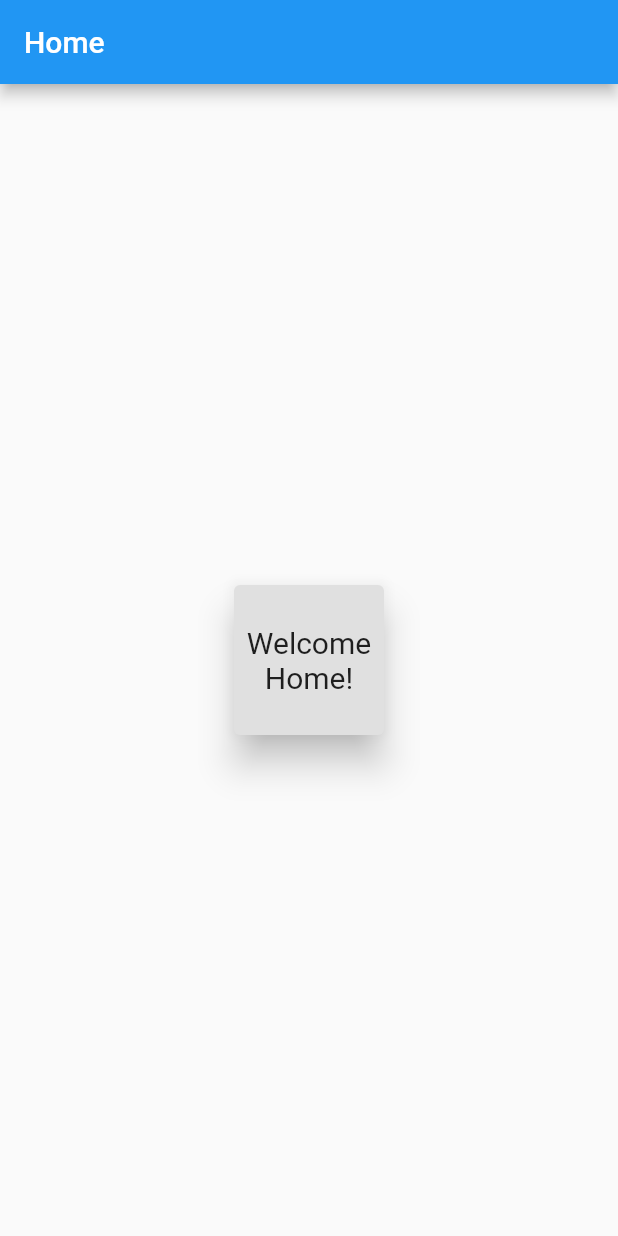
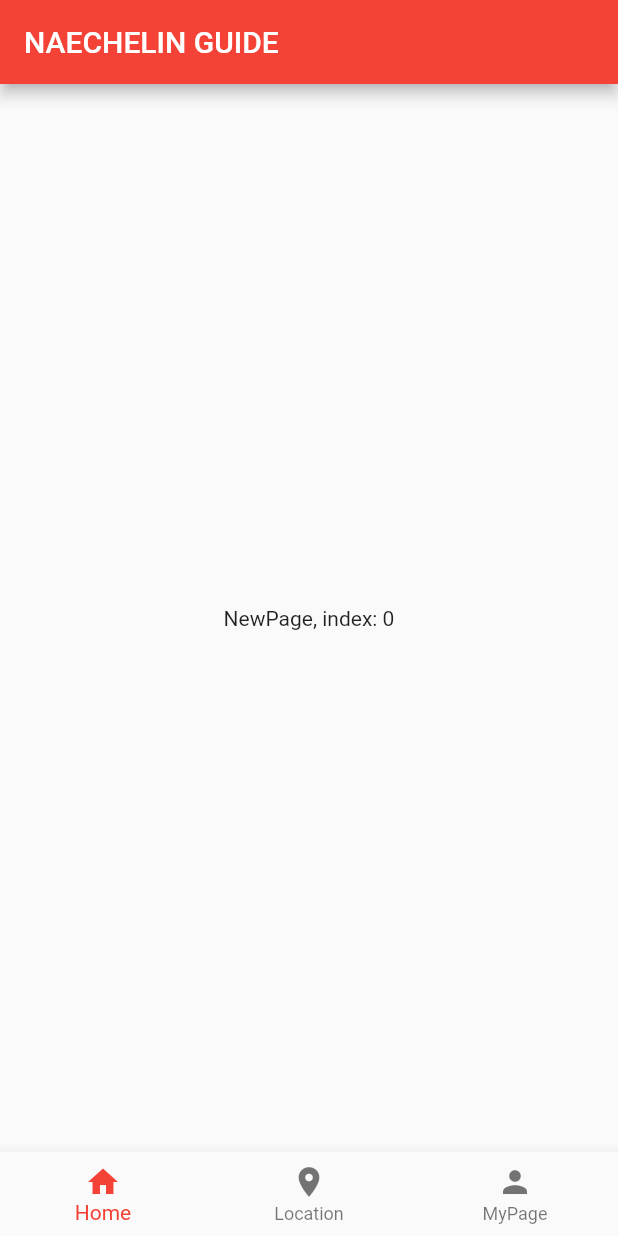
Before and after one commit to givethedog/flutter_naechelinguide_startup, a Flutter app: the screen it shows after launch, on a phone screen of 412 x 824 dp. Run offline on Flutter 3.47's test engine with Material 2 defaults, Android fonts, the phone set to English and light mode, and no system bars; our stand-ins replace shimmer.

Commit message:
Splash to Home page

```diff
--- a/lib/home_screen.dart
+++ b/lib/home_screen.dart
@@ -1,28 +1,119 @@
 import 'package:flutter/material.dart';
+import 'package:flutter/cupertino.dart';
 
-class HomeScreen extends StatelessWidget {
+
+
+class HomeScreen extends StatefulWidget {
+  @override
+  State createState() => new HomeScreenState();
+}
+
+class HomeScreenState extends State<HomeScreen> with SingleTickerProviderStateMixin {
+  TabController _controller;
+  int _index;
+
+  @override
+  void initState() {
+    super.initState();
+    _controller = new TabController(length: 4, vsync: this);
+    _index = 0;
+  }
+
   @override
   Widget build(BuildContext context) {
-    return Scaffold(
-        appBar: AppBar (title: Text('Home')),
-        body: Center(
-          child: Card(
-            color: Colors.grey[300],
-            elevation: 10.0,
-            child: Container(
-                height: 100.0,
-                width: 100.0,
-                alignment: Alignment.center,
-                child: Text(
-                  'Welcome Home!',
-                  textAlign: TextAlign.center,
-                  style: TextStyle(
-                      fontSize: 20.0
-                  ),
-                )
+    return new Scaffold(
+      appBar: new AppBar(
+        title: new Text('NAECHELIN GUIDE'),
+//        bottom: new TabBar(controller: _controller, tabs: <Tab>[
+//          new Tab(text: "NEW"),
+//          new Tab(text: "HOTELS"),
+//          new Tab(text: "FOOD"),
+//          new Tab(text: "FUN"),
+//        ]),
+      ),
+      body: new TabBarView(
+        controller: _controller,
+        children: <Widget>[
+          new NewPage(_index),
+          new HotelsPage(_index),
+          new FoodPage(_index),
+          new FunPage(_index),
+        ],
+      ),
+      bottomNavigationBar: new BottomNavigationBar(
+          currentIndex: _index,
+          onTap: (int _index) {
+            setState(() {
+              this._index = _index;
+            });
+          },
+          items: <BottomNavigationBarItem>[
+            new BottomNavigationBarItem(
+              icon: new Icon(Icons.home),
+              title: new Text("Home"),
             ),
-          ),
-        )
+            new BottomNavigationBarItem(
+                icon: Icon(Icons.location_on),
+                title: new Text('Location')
+
+            ),
+            new BottomNavigationBarItem(
+              icon: new Icon(Icons.person),
+              title: new Text("MyPage"),
+            ),
+          ]),
     );
   }
 }
+
+class NewPage extends StatelessWidget {
+  final int index;
+
+  NewPage(this.index);
+
+  @override
+  Widget build(BuildContext context) {
+    return new Center(
+      child: new Text('NewPage, index: $index'),
+    );
+  }
+}
+
+class HotelsPage extends StatelessWidget {
+  final int index;
+
+  HotelsPage(this.index);
+
+  @override
+  Widget build(BuildContext context) {
+    return new Center(
+      child: new Text('HotelsPage, index: $index'),
+    );
+  }
+}
+
+class FoodPage extends StatelessWidget {
+  final int index;
+
+  FoodPage(this.index);
+
+  @override
+  Widget build(BuildContext context) {
+    return new Center(
+      child: new Text('FoodPage, index: $index'),
+    );
+  }
+}
+
+class FunPage extends StatelessWidget {
+  final int index;
+
+  FunPage(this.index);
+
+  @override
+  Widget build(BuildContext context) {
+    return new Center(
+      child: new Text('FunPage, index: $index'),
+    );
+  }
+}
--- a/lib/main.dart
+++ b/lib/main.dart
@@ -10,7 +10,7 @@ class MyApp extends StatelessWidget {
   Widget build(BuildContext context) {
     return MaterialApp(
         theme: ThemeData(
-          primarySwatch: Colors.blue,
+          primarySwatch: Colors.red,
         ),
         debugShowCheckedModeBanner: false,
         home: SplashScreen()               // StartSplashScreen을 홈으로 설정함
```
